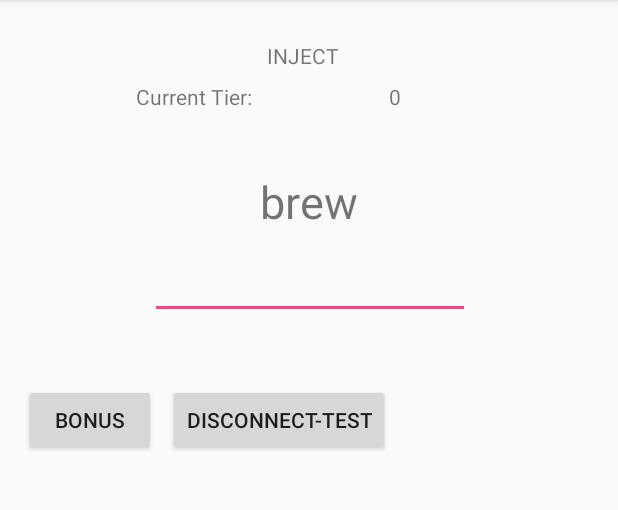
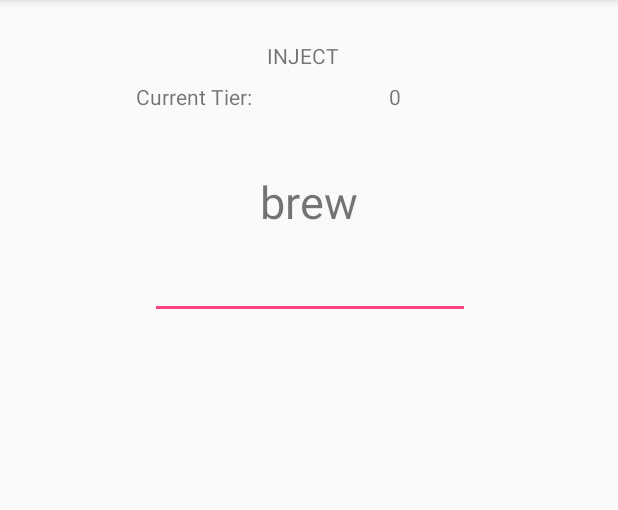
Before and after one commit to iCopyPasta/COMP512App, an Android app: the screen it shows after launch (TextFight), after a tap on "HOST GAME", on a phone screen of 412 x 824 dp, the part 84-594 px from its top. Run offline under Robolectric (Android 15) with nearby library versions, the phone set to English and light mode, and no system bars; 2 statements that could not run were skipped; 1 other tap on this screen came first.

Commit message:
start logic to enable the start of the bonus round

```diff
--- a/app/src/main/java/com/example/pabloandtyler/comp512app/MainActivity.java
+++ b/app/src/main/java/com/example/pabloandtyler/comp512app/MainActivity.java
@@ -121,6 +121,7 @@ public class MainActivity extends AppCompatActivity {
         Log.i(TAG, "new activity: MODE_PEER passed in");
         Intent intent = new Intent(this, TextFight.class);
         intent.putExtra(MODE, MODE_PEER);
+        intent.putExtra("FIRST_NODE", false);
         startActivity(intent);
 
     }
@@ -130,6 +131,7 @@ public class MainActivity extends AppCompatActivity {
         Log.i(TAG, "new activity: MODE_HOST passed in");
         Intent intent = new Intent(this, TextFight.class);
         intent.putExtra(MODE, MODE_HOST);
+        intent.putExtra("FIRST_NODE", true);
         startActivity(intent);
 
     }
--- a/app/src/main/java/com/example/pabloandtyler/comp512app/TextFight.java
+++ b/app/src/main/java/com/example/pabloandtyler/comp512app/TextFight.java
@@ -1,6 +1,7 @@
 package com.example.pabloandtyler.comp512app;
 
 import android.content.Intent;
+import android.os.AsyncTask;
 import android.support.annotation.NonNull;
 import android.support.v4.app.FragmentManager;
 import android.support.v4.app.FragmentTransaction;
@@ -47,6 +48,7 @@ public class TextFight extends AppCompatActivity
     private static final String TAG = "2FT: TextFight";
 
     private static String mode = null;
+    private static boolean shouldBeFirstTokenHolder = false;
     private PeerListItemsFragment peerListItemsFragment = null;
     private TextMainArenaFragment textMainArenaFragment = null;
     private BonusRoundFragment bonusRoundFragment = null;
@@ -59,8 +61,29 @@ public class TextFight extends AppCompatActivity
 
     public static GameStateContainer theState;
     public static PeerState myState;
+
+    public static synchronized boolean isBonusRoundTokenHolder() {
+        return bonusRoundTokenHolder;
+    }
+
+    public static synchronized void setBonusRoundTokenHolder(boolean result) {
+        bonusRoundTokenHolder = result;
+    }
+
+    public static synchronized boolean isMakeNextWordBonusInitiator() {
+        return makeNextWordBonusInitiator;
+    }
+
+    public static synchronized void setMakeNextWordBonusInitiator(boolean result) {
+        makeNextWordBonusInitiator = result;
+    }
+
+    private static boolean bonusRoundTokenHolder = false;
+    private static boolean makeNextWordBonusInitiator = false;
+
     // Our handle to Nearby Connections
     private ConnectionsClient connectionsClient;
+
 
     @Override
     protected void onCreate(Bundle savedInstanceState) {
@@ -86,6 +109,8 @@ public class TextFight extends AppCompatActivity
             Bundle info = callerIntent.getExtras();
             if(info != null){
                 mode = info.getString(MainActivity.MODE);
+                shouldBeFirstTokenHolder = info.getBoolean("FIRST_NODE");
+                TextFight.setBonusRoundTokenHolder(shouldBeFirstTokenHolder);
             }
             else{
                 mode = "";
@@ -178,14 +203,48 @@ public class TextFight extends AppCompatActivity
 
                             //check equality of the incoming game container with the
                             // local copy we have
+
+
+                            // if game state is normal, do the following:
+                            // Connection Tasks
+                            // 1. iterating over the PeerState elements
+                            //  if we don't have them in our map
+                            //   if the peer's friendly name does not match our's
+                            //    attempt to connect
+                            //   if it does match our's, simply update our local copy of PeerState with the endpointId
+
+
+                            //Game Logic Tasks
+                            //1. iterate through all peers
+                            //  check if the entry exists in our local copy
+                            //  if not in our copy: add
+                            //  else: check if their new incoming level is higher than our copy
+                            //    if it is, update that value
+
+                            //  update GUI elements as necessary (i.e. progress)
+
+
                             //if not equal: else just skip
+
+
+
                             Log.i(TAG, "onPayloadReceived: comparing incomingGameContainer to our state");
                             if (! incomingGameContainer.equals(theState)) {
                                 Log.i(TAG, "onPayloadReceived: game containers they were not equal");
 
                                 //determine the game state, i.e. normal, bonus, win, etc.
-                                if (incomingGameContainer.getTypeOfGame().equals("N")) {
+                                if (incomingGameContainer.getTypeOfGame().equals("N") ||
+                                        incomingGameContainer.getTypeOfGame().equals("T")) {
                                     Log.i(TAG, "onPayloadReceived: the type of incoming game is " + incomingGameContainer.getTypeOfGame());
+
+
+                                    // T is for token holder update
+                                    // if we aren't the token holder and it's our turn, set our internal flag to represent that
+                                    if(!TextFight.isBonusRoundTokenHolder() && incomingGameContainer.getTypeOfGame().equals("T")){
+                                        TextFight.setBonusRoundTokenHolder(true);
+                                        new BonusRoundAsyncTask().execute();
+                                    }
+
                                     //CONNECTION TASKS
                                     List<PeerState> incomingPeers = incomingGameContainer.getPeersLevel();
                                     Log.i(TAG, "onPayloadReceived: starting for-each incoming peers");
@@ -245,28 +304,21 @@ public class TextFight extends AppCompatActivity
                                             }
                                         }
                                     }
+
+                                    //UPDATE THE GUI
+                                    textMainArenaFragment.updateProgressBars();
+
                                 }
-                                // if game state is normal, do the following:
-                                // Connection Tasks
-                                // 1. iterating over the PeerState elements
-                                //  if we don't have them in our map
-                                //   if the peer's friendly name does not match our's
-                                //    attempt to connect
-                                //   if it does match our's, simply update our local copy of PeerState with the endpointId
 
 
-                                //Game Logic Tasks
-                                //1. iterate through all peers
-                                //  check if the entry exists in our local copy
-                                //  if not in our copy: add
-                                //  else: check if their new incoming level is higher than our copy
-                                //    if it is, update that value
 
-                                //  update GUI elements as necessary (i.e. progress)
 
                                 //If game state is a 'W', the player is declaring victory.
 
                                 if (incomingGameContainer.getTypeOfGame().equals("W")) {
+                                    //TODO: UPDATE THE GUI
+
+
                                     String winnerName = incomingGameContainer.getPeerWithEndpointId(endpointId).getFriendlyName();
 
                                     Toast.makeText(TextFight.this, winnerName + " Has Won.", Toast.LENGTH_LONG).show();
@@ -280,6 +332,9 @@ public class TextFight extends AppCompatActivity
                                 Log.i(TAG, "onPayloadReceived: setting inject to values");
                                 // go through peers, match them to the correct GUI element, update the progress bar with some logic
                                 ((TextView) findViewById(R.id.opponent1TextView2)).setText(gson.toJson(theState));
+
+
+
 
                                 //at the end, sendBroadcast
                                 Log.i(TAG, "onPayloadReceived: sending brodcast after having our local game container updated");
@@ -622,46 +677,6 @@ public class TextFight extends AppCompatActivity
                 .addToBackStack("TextFightArenaFragment")
                 .commit();
     }
-/*
-    private class PeerBattleInfo{
-        private String peerColor;
-        private String peerFriendlyName;
-        private String peerLevel;
-        private String endpointId;
-
-        public String getPeerColor() {
-            return peerColor;
-        }
-
-        public void setPeerColor(String peerColor) {
-            this.peerColor = peerColor;
-        }
-
-        public String getPeerFriendlyName() {
-            return peerFriendlyName;
-        }
-
-        public void setPeerFriendlyName(String peerFriendlyName) {
-            this.peerFriendlyName = peerFriendlyName;
-        }
-
-        public String getPeerLevel() {
-            return peerLevel;
-        }
-
-        public void setPeerLevel(String peerLevel) {
-            this.peerLevel = peerLevel;
-        }
-
-        public String getEndpointId() {
-            return endpointId;
-        }
-
-        public void setEndpointId(String endpointId) {
-            this.endpointId = endpointId;
-        }
-
-    }*/
 
     private void attemptReconnection(String endpointId){
 
@@ -722,8 +737,38 @@ public class TextFight extends AppCompatActivity
 
         Log.i(TAG, "onBroadcastState: finished sending to all peers");
 
+    }
 
-        //connectionsClient.sendPayload(list, Payload.fromBytes(send.getBytes()));
+    public static class BonusRoundAsyncTask extends AsyncTask<String,Void,Boolean>{
 
+        @Override
+        protected Boolean doInBackground(String... strings) {
+
+            try{
+                //sleep for a 45secs to minute before allowing a bonus word
+                Thread.sleep(45000);
+                Log.i(TAG, "doInBackground: done sleeping, should return true");
+
+            } catch(InterruptedException e){
+                Log.e(TAG, "doInBackground: " + e.getMessage() );
+                return false;
+
+            } catch(Exception e){
+                Log.e(TAG, "doInBackground: GENERAL EXCEPTION:  " + e.getMessage() );
+                return false;
+
+            }
+
+            return true;
+        }
+
+        @Override
+        protected void onPostExecute(Boolean result){
+            if (result){
+                Log.i(TAG, "onPostExecute: setting the next word as the bonus round creator");
+                setMakeNextWordBonusInitiator(result);
+            }
+
+        }
     }
 }
--- a/app/src/main/res/layout/fragment_text_main_arena.xml
+++ b/app/src/main/res/layout/fragment_text_main_arena.xml
@@ -78,30 +78,7 @@
             app:layout_constraintTop_toBottomOf="@+id/currentWord"
             tools:labelFor="@+id/current_word" />
 
-        <TextView
-            android:id="@+id/debug_message"
-            android:layout_width="wrap_content"
-            android:layout_height="wrap_content"
-            android:layout_marginEnd="8dp"
-            android:layout_marginStart="8dp"
-            android:layout_marginTop="8dp"
-            app:layout_constraintEnd_toEndOf="parent"
-            app:layout_constraintHorizontal_bias="0.501"
-            app:layout_constraintStart_toStartOf="parent"
-            app:layout_constraintTop_toBottomOf="@+id/type_word" />
-
-        <Button
-            android:id="@+id/button3"
-            android:layout_width="wrap_content"
-            android:layout_height="wrap_content"
-            android:layout_marginLeft="16dp"
-            android:layout_marginStart="16dp"
-            android:layout_marginTop="8dp"
-            android:onClick="onBonus"
-            android:text="Bonus"
-            app:layout_constraintLeft_toLeftOf="parent"
-            app:layout_constraintStart_toStartOf="parent"
-            app:layout_constraintTop_toBottomOf="@+id/passOrFail" />
+        <!--android:onClick="onBonus"-->
 
         <TextView
             android:id="@+id/currentWord"
@@ -121,9 +98,10 @@
             android:layout_width="wrap_content"
             android:layout_height="wrap_content"
             android:layout_marginTop="8dp"
+            app:layout_constraintHorizontal_bias="0.501"
             app:layout_constraintLeft_toLeftOf="parent"
             app:layout_constraintRight_toRightOf="parent"
-            app:layout_constraintTop_toTopOf="@+id/debug_message" />
+            app:layout_constraintTop_toBottomOf="@+id/type_word" />
 
         <TextView
             android:id="@+id/currentPlayerLevel"
@@ -131,7 +109,7 @@
             android:layout_height="wrap_content"
             android:layout_marginEnd="8dp"
             app:layout_constraintEnd_toEndOf="parent"
-            tools:layout_editor_absoluteY="80dp" />
+            app:layout_constraintTop_toBottomOf="@+id/currentTier" />
 
         <TextView
             android:id="@+id/currentTierText"
@@ -153,15 +131,7 @@
             app:layout_constraintStart_toEndOf="@+id/currentTierText"
             app:layout_constraintTop_toTopOf="@+id/currentTierText" />
 
-        <Button
-            android:id="@+id/button4"
-            android:layout_width="wrap_content"
-            android:layout_height="wrap_content"
-            android:layout_marginStart="8dp"
-            android:onClick="onDisconnectTest"
-            android:text="Disconnect-Test"
-            app:layout_constraintStart_toEndOf="@+id/button3"
-            app:layout_constraintTop_toTopOf="@+id/button3" />
+        <!--android:onClick="onDisconnectTest" -->
 
     </android.support.constraint.ConstraintLayout>
 
```
Also changed, not shown: app/src/main/java/com/example/pabloandtyler/comp512app/PeerState.java (+8 -4 lines), app/src/main/java/com/example/pabloandtyler/comp512app/dummy/TextMainArenaFragment.java (+42 -6 lines).
